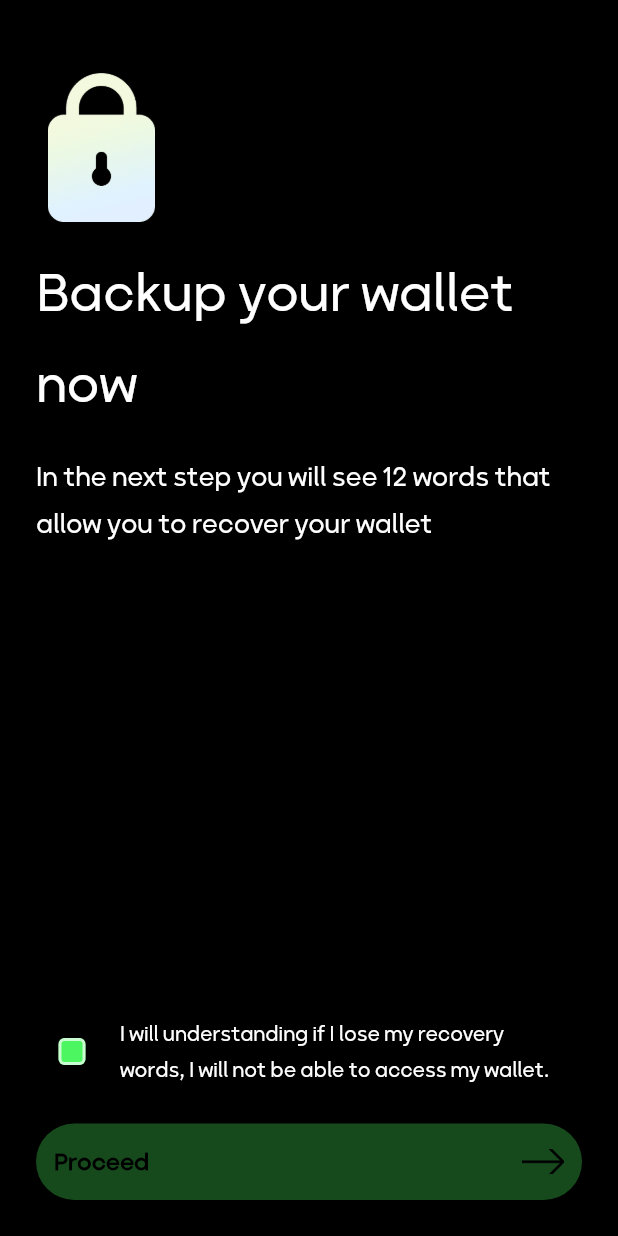
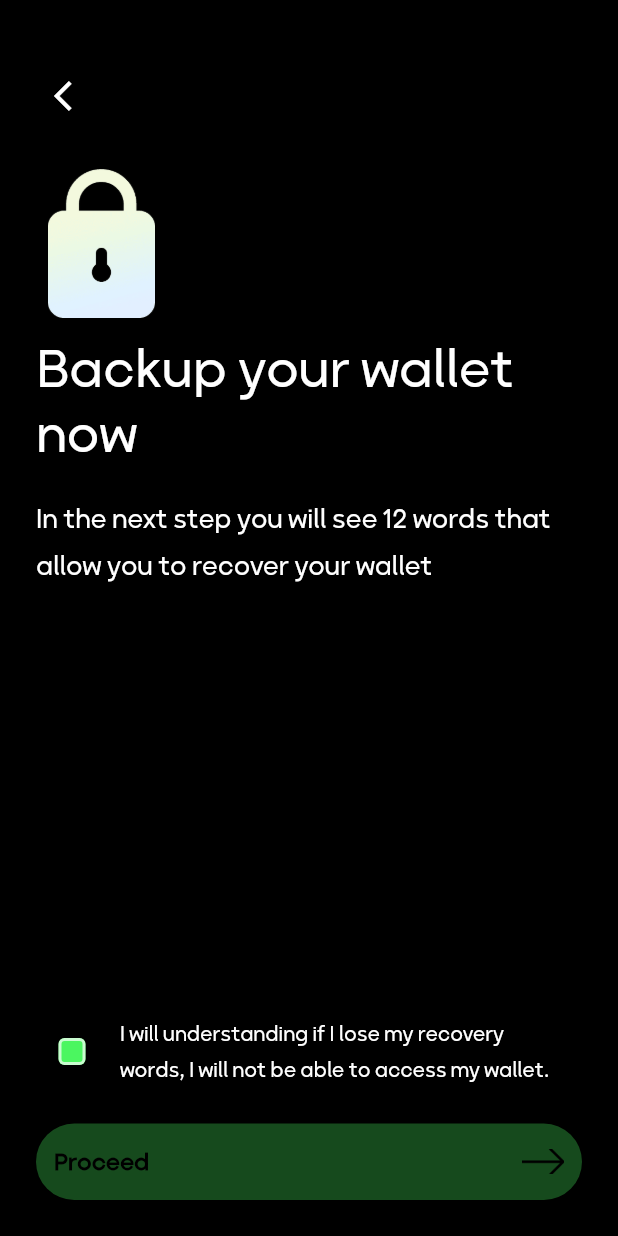
Before and after one commit to Digit41/digit41-flutter, a Flutter app: the Backup screen opened directly, on a phone screen of 412 x 824 dp. Run offline on Flutter 3.47's test engine with Material 2 defaults, Android fonts, the phone set to English and light mode, and no system bars; our stand-ins replace cached_network_image, dio, firebase_core, firebase_messaging, flutter_local_notifications, get and 7 more; missing offline and left inert: barcode_scan2, bip32, bip39, passcode_screen, web3dart; accounts and stored records are empty.

Commit message:
back arrow external widget was created

```diff
--- a/lib/pages/phrases/backup.dart
+++ b/lib/pages/phrases/backup.dart
@@ -2,6 +2,7 @@ import 'package:digit41/pages/phrases/phrases.dart';
 import 'package:digit41/utils/images_path.dart';
 import 'package:digit41/utils/strings.dart';
 import 'package:digit41/utils/utils.dart';
+import 'package:digit41/widgets/app_back_arrow.dart';
 import 'package:digit41/widgets/app_button.dart';
 import 'package:digit41/widgets/app_checkbox.dart';
 import 'package:flutter/material.dart';
@@ -21,6 +22,8 @@ class _BackupState extends State<Backup> {
         child: Column(
           crossAxisAlignment: CrossAxisAlignment.start,
           children: [
+            const SizedBox(height: 16.0),
+            const BackArrow(),
             const SizedBox(height: 24.0),
             Padding(
               padding: const EdgeInsets.symmetric(horizontal: 8.0),
@@ -34,7 +37,7 @@ class _BackupState extends State<Backup> {
               padding: const EdgeInsets.symmetric(vertical: 16.0),
               child: Text(
                 Strings.TITLE_BACKUP.tr,
-                style: TextStyle(fontSize: 36.0),
+                style: TextStyle(fontSize: 36.0, height: 1.2),
               ),
             ),
             Expanded(
--- a/lib/pages/welcome.dart
+++ b/lib/pages/welcome.dart
@@ -55,6 +55,7 @@ class Welcome extends StatelessWidget {
                   Strings.MESS_WELCOME.tr,
                   style: TextStyle(
                     fontSize: 40.0,
+                    height: 1.2,
                     color: Colors.white,
                     fontWeight: FontWeight.bold,
                   ),
--- /dev/null
+++ b/lib/widgets/app_back_arrow.dart
@@ -0,0 +1,19 @@
+import 'package:flutter/material.dart';
+import 'package:get/get.dart';
+
+class BackArrow extends StatelessWidget {
+  const BackArrow({Key? key}) : super(key: key);
+
+  @override
+  Widget build(BuildContext context) {
+    return Align(
+      alignment: Alignment.centerLeft,
+      child: IconButton(
+        onPressed: () {
+          Get.back();
+        },
+        icon: Icon(Icons.arrow_back_ios),
+      ),
+    );
+  }
+}
```
Also changed, not shown: lib/pages/wallet/coin_details.dart (+2 -10 lines), 1 other file.
